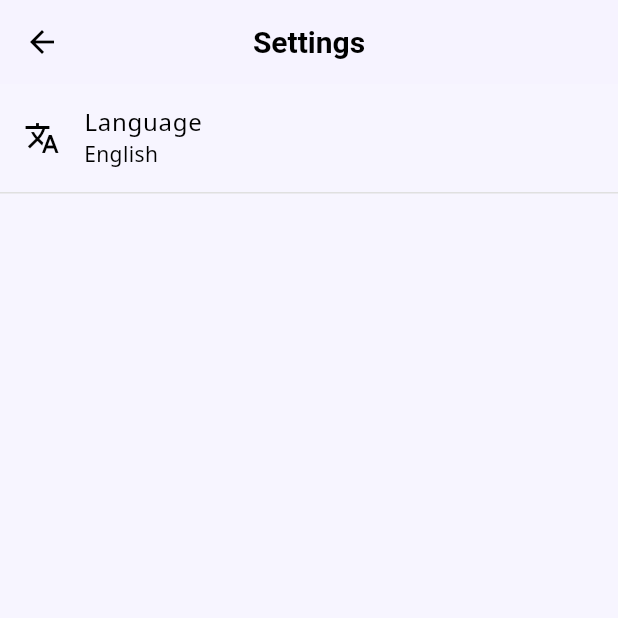
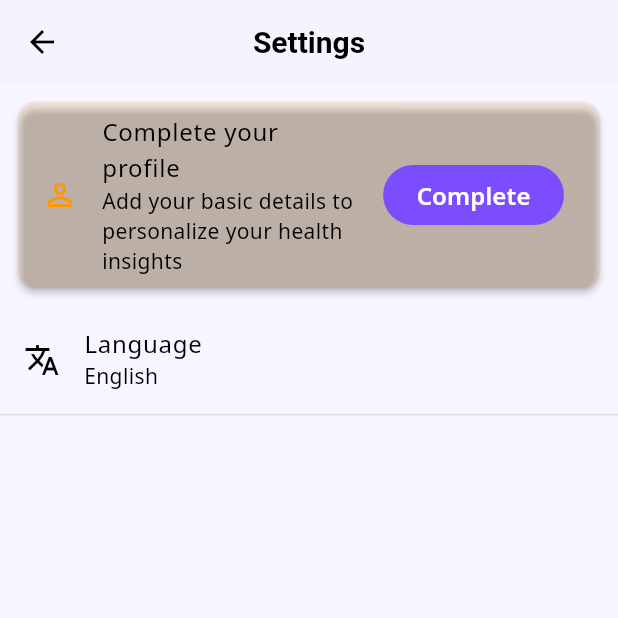
Before and after one commit to sur4bhi/Aarogya-New, a Flutter app: the UserProfileScreen screen opened by its route, on a phone screen of 412 x 824 dp, the top half of it. Run offline on Flutter 3.47's test engine with Material 3 defaults, Android fonts, the phone set to English and light mode, and no system bars; our stand-ins replace cached_network_image, camera, cloud_firestore, connectivity_plus, file_picker, firebase_auth and 14 more; missing offline and left inert: google_mlkit_text_recognition; accounts and stored records are empty.

Commit message:
flow: optional profile setup after role select (Skip), profile completion CTA in profile, and ASHA role -> ASHA Main routing

```diff
--- a/lib/core/routes.dart
+++ b/lib/core/routes.dart
@@ -27,6 +27,7 @@ import '../screens/user/queue_booking_screen.dart';
 
 // ASHA screens
 import '../screens/asha/asha_dashboard_screen.dart';
+import '../screens/asha/asha_main_screen.dart';
 import '../screens/asha/patients_list_screen.dart';
 import '../screens/asha/patient_details_screen.dart';
 import '../screens/asha/asha_chat_screen.dart';
@@ -58,8 +59,9 @@ class AppRoutes {
   static const String estimateHemoglobin = '/user/estimate-hemoglobin';
   static const String queueBooking = '/user/queue-booking';
 
-  // ASHA routes
+// ASHA routes
   static const String ashaDashboard = '/asha/dashboard';
+  static const String ashaMain = '/asha/main';
   static const String patientsList = '/asha/patients';
   static const String patientDetails = '/asha/patient-details';
   static const String ashaChat = '/asha/chat';
@@ -197,6 +199,12 @@ class AppRoutes {
           settings: settings,
         );
 
+      case ashaMain:
+        return MaterialPageRoute(
+          builder: (_) => const ASHAMainScreen(),
+          settings: settings,
+        );
+
       case patientsList:
         return MaterialPageRoute(
           builder: (_) => const PatientsListScreen(),
@@ -263,6 +271,10 @@ class AppRoutes {
 
   static void navigateToAshaDashboard(BuildContext context) {
     Navigator.pushNamedAndRemoveUntil(context, ashaDashboard, (route) => false);
+  }
+
+  static void navigateToAshaMain(BuildContext context) {
+    Navigator.pushNamedAndRemoveUntil(context, ashaMain, (route) => false);
   }
 
   static void navigateToProfileSetup(BuildContext context) {
--- a/lib/screens/user/user_profile_screen.dart
+++ b/lib/screens/user/user_profile_screen.dart
@@ -1,6 +1,8 @@
 import 'package:flutter/material.dart';
 import 'package:provider/provider.dart';
 import '../../providers/language_provider.dart';
+import '../../providers/user_provider.dart';
+import '../../core/routes.dart';
 import '../../l10n/app_localizations.dart';
 
 class UserProfileScreen extends StatelessWidget {
@@ -10,10 +12,26 @@ class UserProfileScreen extends StatelessWidget {
   Widget build(BuildContext context) {
     final l10n = AppLocalizations.of(context)!;
     final langProvider = context.watch<LanguageProvider>();
+    final userProvider = context.watch<UserProvider>();
+    final incomplete = !userProvider.isProfileComplete;
     return Scaffold(
       appBar: AppBar(title: Text(l10n.settings)),
       body: ListView(
         children: [
+          if (incomplete)
+            Card(
+              color: Colors.orange.withOpacity(0.1),
+              margin: const EdgeInsets.all(12),
+              child: ListTile(
+                leading: const Icon(Icons.person_outline, color: Colors.orange),
+                title: const Text('Complete your profile'),
+                subtitle: const Text('Add your basic details to personalize your health insights'),
+                trailing: FilledButton(
+                  onPressed: () => AppRoutes.navigateToProfileSetup(context),
+                  child: const Text('Complete'),
+                ),
+              ),
+            ),
           ListTile(
             leading: const Icon(Icons.translate),
             title: Text(l10n.language),
```
Also changed, not shown: lib/screens/common/role_select_screen.dart (+4 -4 lines), lib/screens/user/profile_setup_screen.dart (+9 -0 lines).
